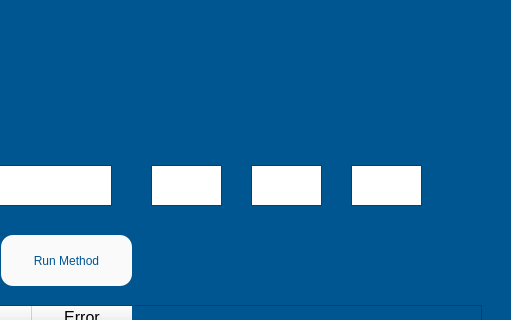
Old version of the form Designer/fixed_point_window.ui in the repository ManuelG28/Numerikiando; both pictures show x 389 to 900 and y 85 to 405 of the 900 by 647 pixel window.
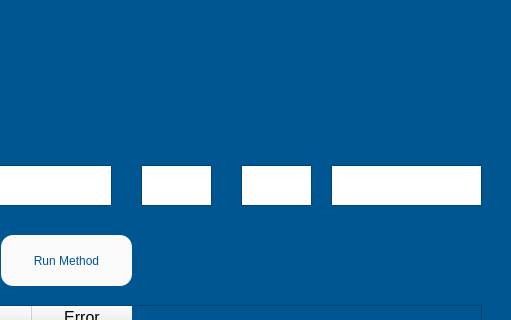
New version of the form. Icons and pictures are not drawn.

Commit message: Fixing details about the working of the methods related with fixed point

The edit to the form file:
```diff
--- a/Designer/fixed_point_window.ui
+++ b/Designer/fixed_point_window.ui
@@ -113,7 +113,7 @@
   <widget class="QTextEdit" name="x0">
    <property name="geometry">
     <rect>
-     <x>540</x>
+     <x>530</x>
      <y>250</y>
      <width>71</width>
      <height>41</height>
@@ -144,7 +144,7 @@
   <widget class="QLabel" name="label_4">
    <property name="geometry">
     <rect>
-     <x>530</x>
+     <x>520</x>
      <y>200</y>
      <width>81</width>
      <height>41</height>
@@ -268,9 +268,9 @@
   <widget class="QTextEdit" name="tolerance">
    <property name="geometry">
     <rect>
-     <x>640</x>
+     <x>720</x>
      <y>250</y>
-     <width>71</width>
+     <width>151</width>
      <height>41</height>
     </rect>
    </property>
@@ -283,7 +283,7 @@
   <widget class="QTextEdit" name="nMax">
    <property name="geometry">
     <rect>
-     <x>740</x>
+     <x>630</x>
      <y>250</y>
      <width>71</width>
      <height>41</height>
@@ -314,7 +314,7 @@
   <widget class="QLabel" name="label_5">
    <property name="geometry">
     <rect>
-     <x>630</x>
+     <x>740</x>
      <y>200</y>
      <width>81</width>
      <height>41</height>
@@ -330,7 +330,7 @@
   <widget class="QLabel" name="label_6">
    <property name="geometry">
     <rect>
-     <x>730</x>
+     <x>630</x>
      <y>200</y>
      <width>81</width>
      <height>41</height>
```
Left out of the diff: 2 changed lines with no effect on the pictures. The commit also changes 8 other files.
